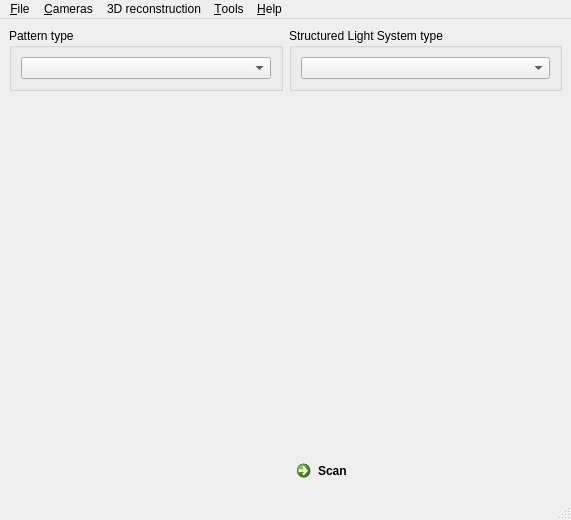
First picture: the form in Z3DScanner/src/ui/mainwindow.ui, repository nikolaseu/neuvision, before the edit.
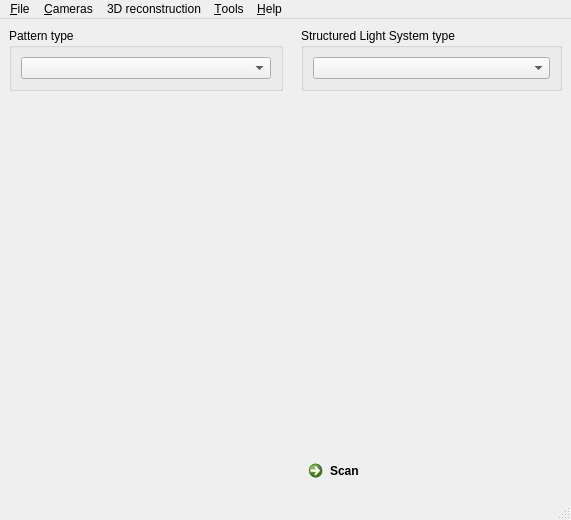
Second picture: the form after the edit.

```diff
--- a/Z3DScanner/src/ui/mainwindow.ui
+++ b/Z3DScanner/src/ui/mainwindow.ui
@@ -14,9 +14,9 @@
    <string>Z3D Scanner</string>
   </property>
   <widget class="QWidget" name="centralwidget">
-   <layout class="QHBoxLayout" name="horizontalLayout">
-    <item>
-     <layout class="QVBoxLayout" name="verticalLayout" stretch="0,0,0">
+   <layout class="QGridLayout" name="gridLayout">
+    <item row="0" column="0">
+     <layout class="QVBoxLayout" name="verticalLayout">
       <item>
        <widget class="QGroupBox" name="groupBox">
         <property name="title">
@@ -47,8 +47,11 @@
       </item>
      </layout>
     </item>
-    <item>
+    <item row="0" column="1">
      <layout class="QVBoxLayout" name="verticalLayout_2">
+      <property name="leftMargin">
+       <number>12</number>
+      </property>
       <item>
        <widget class="QGroupBox" name="groupBox_2">
         <property name="title">
```
